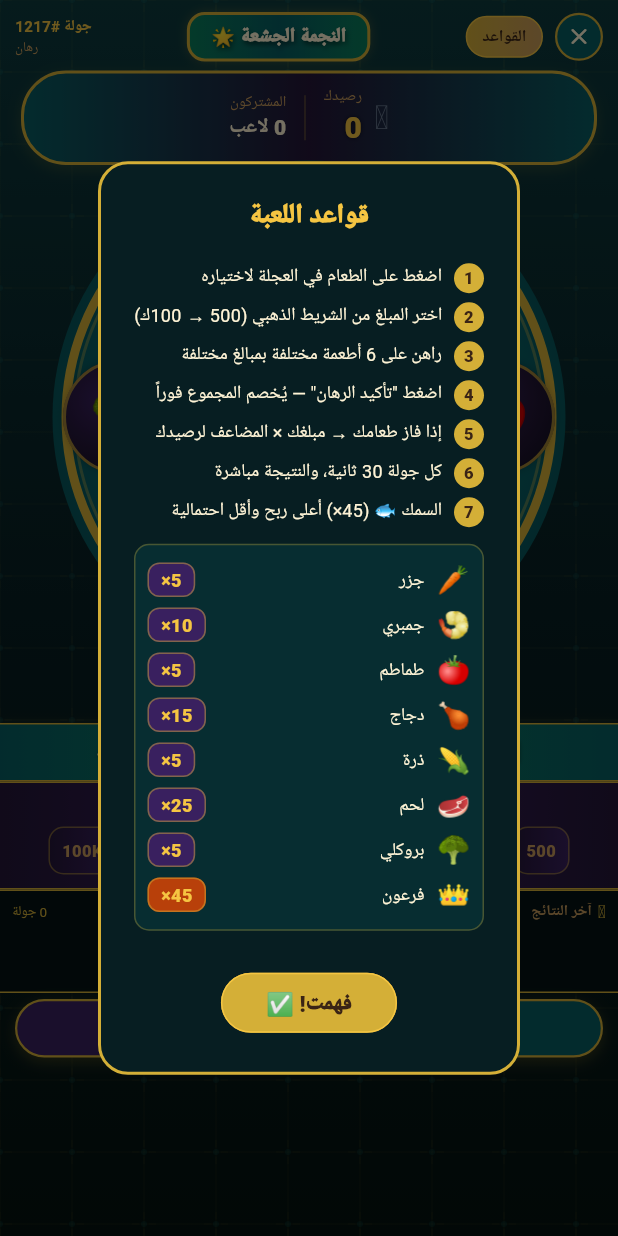
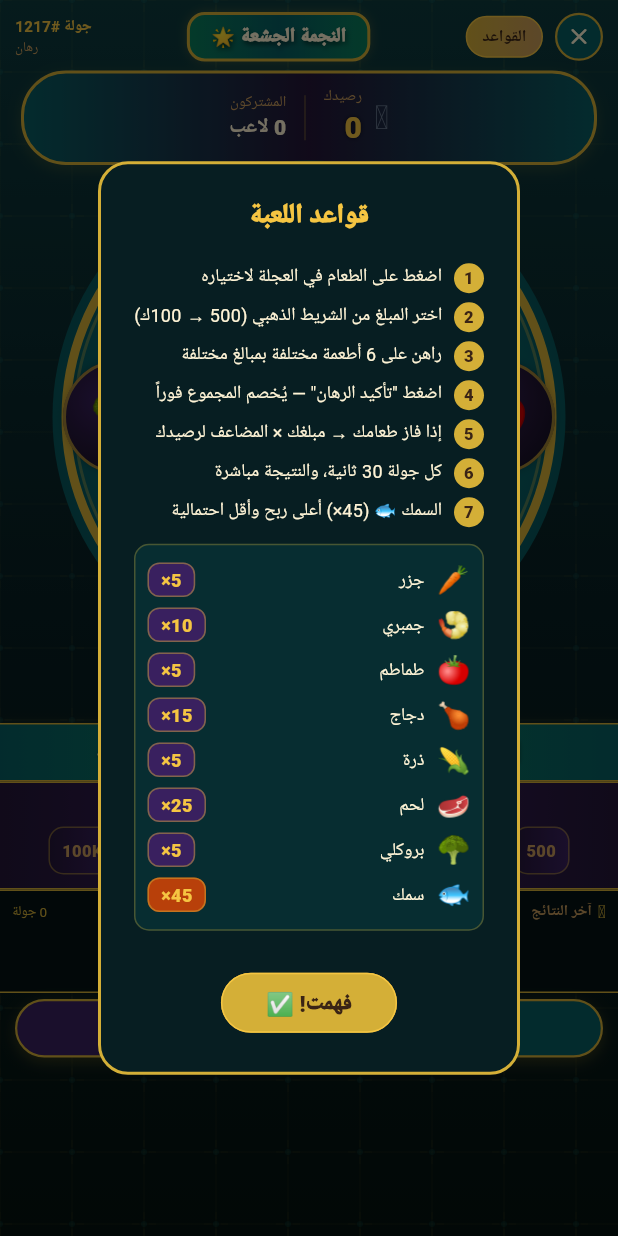
Before and after one commit to sheet-cmyk/chat-live, a Flutter app: the GreedyStarScreen screen opened by its route, after a tap on "القواعد", on a phone screen of 412 x 824 dp. Run offline on Flutter 3.47's test engine with Material 3 defaults, Android fonts, the phone set to English and light mode, and no system bars; our stand-ins replace audioplayers, cached_network_image, cloud_firestore, firebase_auth, firebase_core, firebase_crashlytics and 13 more; missing offline and left inert: zego_express_engine; accounts and stored records are empty; Roboto replaces fonts that are missing (Cairo).

Commit message:
chat 9
Co-Authored-By: Claude Sonnet 4.6 <noreply@anthropic.com>

```diff
--- a/lib/features/game/presentation/screens/greedy_star_screen.dart
+++ b/lib/features/game/presentation/screens/greedy_star_screen.dart
@@ -531,7 +531,7 @@ class _GSState extends ConsumerState<GreedyStarScreen> with TickerProviderStateM
       builder: (_, __) {
         const scale = 1.0;
         final glowR = isHighlighted ? _glow.value : 0.0;
-        final isPharaoh = i == 7; // السمك → الفرعون (مرئياً فقط)
+        const isPharaoh = false;
         return Transform.scale(
           scale: scale,
           child: Column(mainAxisSize: MainAxisSize.min, children: [
@@ -1190,9 +1190,9 @@ class _GSState extends ConsumerState<GreedyStarScreen> with TickerProviderStateM
               child: Column(children: _kFoods.map((f) => Padding(
                 padding: const EdgeInsets.symmetric(vertical: 2),
                 child: Row(children: [
-                  Text(f.name == 'سمك' ? '👑' : f.emoji, style: const TextStyle(fontSize: 18)),
+                  Text(f.emoji, style: const TextStyle(fontSize: 18)),
                   const SizedBox(width: 8),
-                  Expanded(child: Text(f.name == 'سمك' ? 'فرعون' : f.name,
+                  Expanded(child: Text(f.name,
                     style: const TextStyle(color: _kCream, fontFamily: 'Cairo', fontSize: 12))),
                   Container(
                     padding: const EdgeInsets.symmetric(horizontal: 8, vertical: 2),
```
